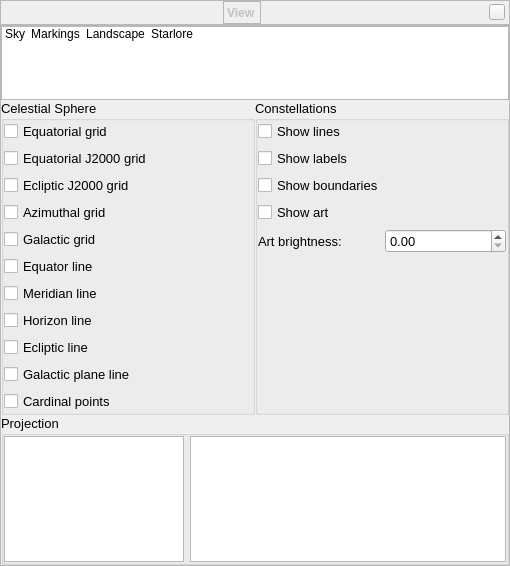
519984307/stellarium_src, file src/gui/viewDialog.ui: the form before one commit.
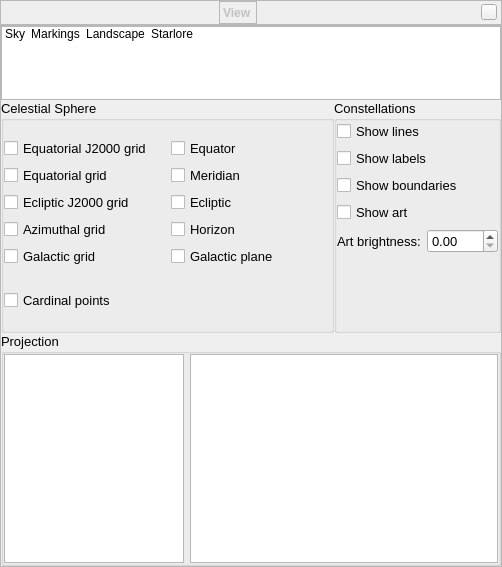
The form after the commit. Icons and pictures are not drawn. Custom widgets are drawn as their Qt base class.

Commit message: redesign markings tab

Diff of the .ui file:
```diff
--- a/src/gui/viewDialog.ui
+++ b/src/gui/viewDialog.ui
@@ -6,8 +6,8 @@
    <rect>
     <x>0</x>
     <y>0</y>
-    <width>510</width>
-    <height>550</height>
+    <width>502</width>
+    <height>567</height>
    </rect>
   </property>
   <property name="font">
@@ -1030,106 +1030,7 @@
           <property name="spacing">
            <number>0</number>
           </property>
-          <item row="0" column="0">
-           <widget class="QGroupBox" name="celestialSphereGroupBox">
-            <property name="font">
-             <font>
-              <pointsize>10</pointsize>
-              <weight>50</weight>
-              <bold>false</bold>
-             </font>
-            </property>
-            <property name="title">
-             <string>Celestial Sphere</string>
-            </property>
-            <property name="checkable">
-             <bool>false</bool>
-            </property>
-            <layout class="QVBoxLayout" name="verticalLayout_10">
-             <property name="margin">
-              <number>0</number>
-             </property>
-             <item>
-              <widget class="QCheckBox" name="showEquatorialGridCheckBox">
-               <property name="text">
-                <string>Equatorial grid</string>
-               </property>
-              </widget>
-             </item>
-             <item>
-              <widget class="QCheckBox" name="showEquatorialJ2000GridCheckBox">
-               <property name="text">
-                <string>Equatorial J2000 grid</string>
-               </property>
-              </widget>
-             </item>
-             <item>
-              <widget class="QCheckBox" name="showEclipticGridJ2000CheckBox">
-               <property name="text">
-                <string>Ecliptic J2000 grid</string>
-               </property>
-              </widget>
-             </item>
-             <item>
-              <widget class="QCheckBox" name="showAzimuthalGridCheckBox">
-               <property name="text">
-                <string>Azimuthal grid</string>
-               </property>
-              </widget>
-             </item>
-             <item>
-              <widget class="QCheckBox" name="showGalacticGridCheckBox">
-               <property name="text">
-                <string>Galactic grid</string>
-               </property>
-              </widget>
-             </item>
-             <item>
-              <widget class="QCheckBox" name="showEquatorLineCheckBox">
-               <property name="text">
-                <string>Equator line</string>
-               </property>
-              </widget>
-             </item>
-             <item>
-              <widget class="QCheckBox" name="showMeridianLineCheckBox">
-               <property name="text">
-                <string>Meridian line</string>
-               </property>
-              </widget>
-             </item>
-             <item>
-              <widget class="QCheckBox" name="showHorizonLineCheckBox">
-               <property name="text">
-                <string>Horizon line</string>
-               </property>
-              </widget>
-             </item>
-             <item>
-              <widget class="QCheckBox" name="showEclipticLineCheckBox">
-               <property name="text">
-                <string>Ecliptic line</string>
-               </property>
-              </widget>
-             </item>
-             <item>
-              <widget class="QCheckBox" name="showGalacticPlaneLineCheckBox">
-               <property name="text">
-                <string>Galactic plane line</string>
-               </property>
-              </widget>
-             </item>
-             <item>
-              <widget class="QCheckBox" name="showCardinalPointsCheckBox">
-               <property name="text">
-                <string>Cardinal points</string>
-               </property>
-              </widget>
-             </item>
-            </layout>
-           </widget>
-          </item>
-          <item row="0" column="1">
+          <item row="0" column="2">
            <widget class="QGroupBox" name="constellationGroupBox">
             <property name="font">
              <font>
@@ -1213,7 +1114,137 @@
             </layout>
            </widget>
           </item>
-          <item row="1" column="0" colspan="2">
+          <item row="0" column="0" colspan="2">
+           <widget class="QGroupBox" name="celestialSphereGroupBox">
+            <property name="font">
+             <font>
+              <pointsize>10</pointsize>
+              <weight>50</weight>
+              <bold>false</bold>
+             </font>
+            </property>
+            <property name="title">
+             <string>Celestial Sphere</string>
+            </property>
+            <property name="checkable">
+             <bool>false</bool>
+            </property>
+            <layout class="QVBoxLayout" name="verticalLayout_10">
+             <property name="margin">
+              <number>0</number>
+             </property>
+             <item>
+              <layout class="QHBoxLayout" name="horizontalLayout_5">
+               <item>
+                <layout class="QVBoxLayout" name="verticalLayout_13">
+                 <item>
+                  <widget class="QCheckBox" name="showEquatorialJ2000GridCheckBox">
+                   <property name="text">
+                    <string>Equatorial J2000 grid</string>
+                   </property>
+                  </widget>
+                 </item>
+                 <item>
+                  <widget class="QCheckBox" name="showEquatorialGridCheckBox">
+                   <property name="text">
+                    <string>Equatorial grid</string>
+                   </property>
+                  </widget>
+                 </item>
+                 <item>
+                  <widget class="QCheckBox" name="showEclipticGridJ2000CheckBox">
+                   <property name="text">
+                    <string>Ecliptic J2000 grid</string>
+                   </property>
+                  </widget>
+                 </item>
+                 <item>
+                  <widget class="QCheckBox" name="showAzimuthalGridCheckBox">
+                   <property name="text">
+                    <string>Azimuthal grid</string>
+                   </property>
+                  </widget>
+                 </item>
+                 <item>
+                  <widget class="QCheckBox" name="showGalacticGridCheckBox">
+                   <property name="text">
+                    <string>Galactic grid</string>
+                   </property>
+                  </widget>
+                 </item>
+                </layout>
+               </item>
+               <item>
+                <layout class="QVBoxLayout" name="verticalLayout_15">
+                 <item>
+                  <widget class="QCheckBox" name="showEquatorLineCheckBox">
+                   <property name="toolTip">
+                    <string>Show equator line</string>
+                   </property>
+                   <property name="text">
+                    <string>Equator</string>
+                   </property>
+                  </widget>
+                 </item>
+                 <item>
+                  <widget class="QCheckBox" name="showMeridianLineCheckBox">
+                   <property name="toolTip">
+                    <string>Show meridian line</string>
+                   </property>
+                   <property name="text">
+                    <string>Meridian</string>
+                   </property>
+                  </widget>
+                 </item>
+                 <item>
+                  <widget class="QCheckBox" name="showEclipticLineCheckBox">
+                   <property name="toolTip">
+                    <string>Show ecliptic line</string>
+                   </property>
+                   <property name="text">
+                    <string>Ecliptic</string>
+                   </property>
+                  </widget>
+                 </item>
+                 <item>
+                  <widget class="QCheckBox" name="showHorizonLineCheckBox">
+                   <property name="toolTip">
+                    <string>Show horizon line</string>
+                   </property>
+                   <property name="text">
+                    <string>Horizon</string>
+                   </property>
+                  </widget>
+                 </item>
+                 <item>
+                  <widget class="QCheckBox" name="showGalacticPlaneLineCheckBox">
+                   <property name="toolTip">
+                    <string>Show Galactic plane line</string>
+                   </property>
+                   <property name="text">
+                    <string>Galactic plane</string>
+                   </property>
+                  </widget>
+                 </item>
+                </layout>
+               </item>
+              </layout>
+             </item>
+             <item>
+              <layout class="QVBoxLayout" name="verticalLayout_16">
+               <item>
+                <widget class="QCheckBox" name="showCardinalPointsCheckBox">
+                 <property name="text">
+                  <string>Cardinal points</string>
+                 </property>
+                </widget>
+               </item>
+              </layout>
+             </item>
+            </layout>
+           </widget>
+          </item>
+          <item row="1" column="0" colspan="3">
            <widget class="QGroupBox" name="setProjectionGroupBox">
             <property name="sizePolicy">
              <sizepolicy hsizetype="Preferred" vsizetype="Expanding">
```
Left out of the diff: 10 changed lines with no effect on the pictures.
